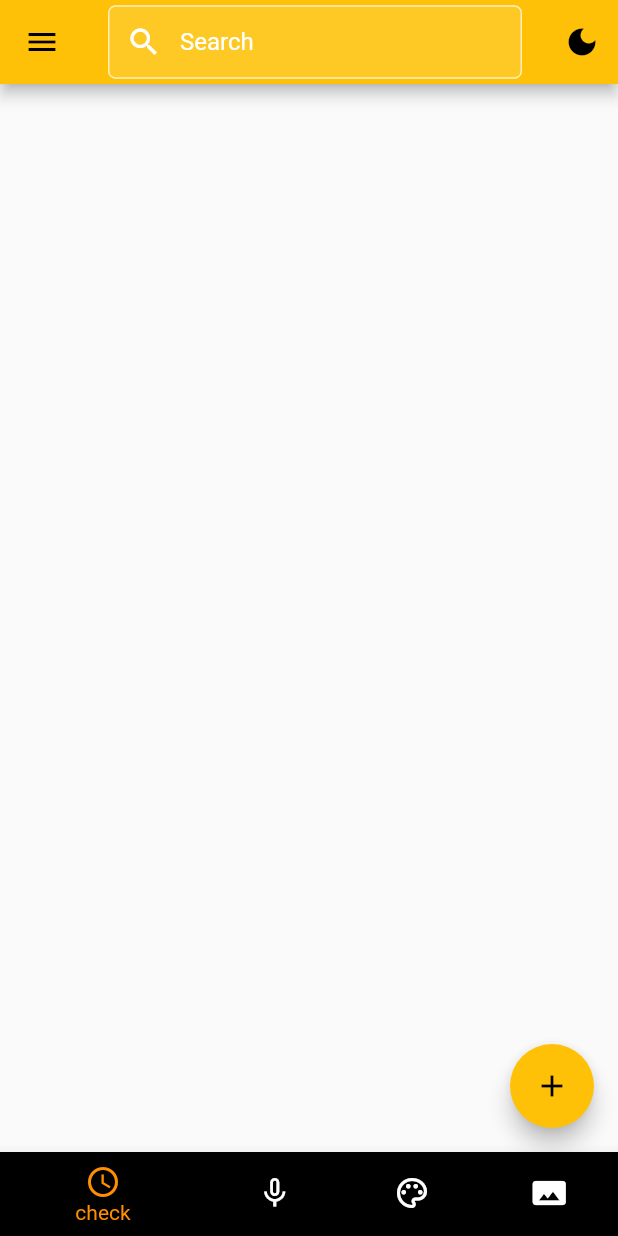
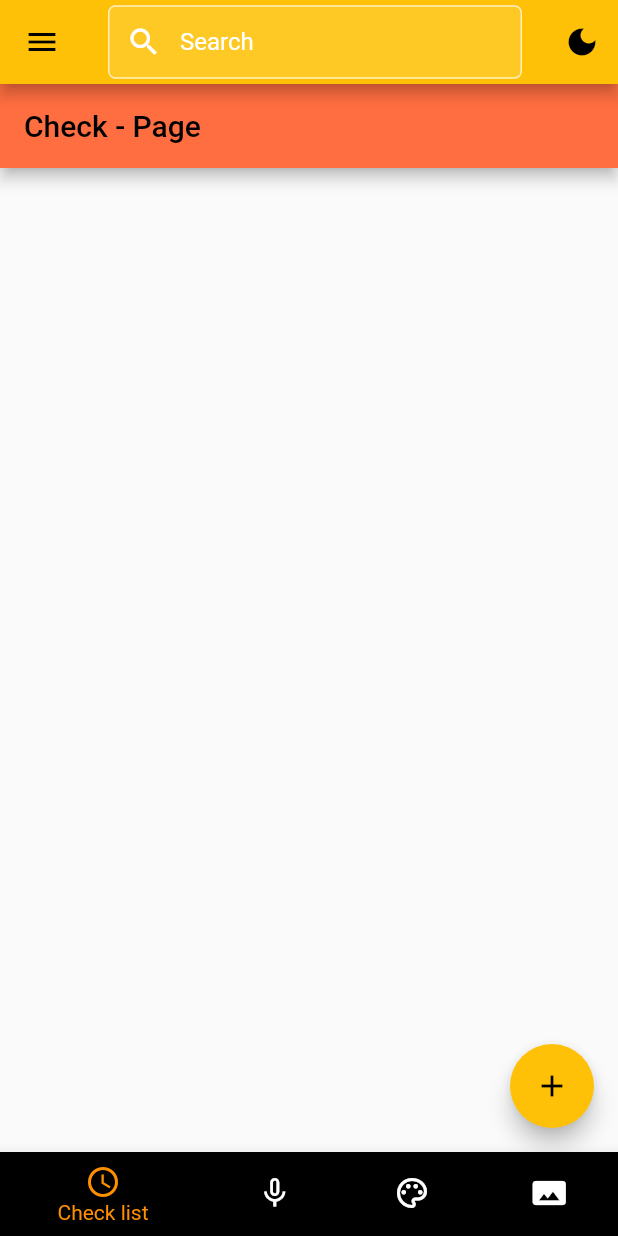
Before and after one commit to quynhtram01/Note-App, a Flutter app: the screen it shows after launch, on a phone screen of 412 x 824 dp. Run offline on Flutter 3.47's test engine with Material 2 defaults, Android fonts, the phone set to English and light mode, and no system bars; our stand-ins replace avatar_glow, speech_to_text; missing offline and left inert: highlight_text.

Commit message:
edit project

```diff
--- a/lib/contents/HomePage.dart
+++ b/lib/contents/HomePage.dart
@@ -2,6 +2,10 @@ import 'package:flutter/cupertino.dart';
 import 'package:flutter/material.dart';
 import 'package:note_app/widget/Navigation_Drawer.dart';
 import '../main.dart';
+import '../navigation/CheckPage.dart';
+import '../navigation/ImagesPage.dart';
+import '../navigation/MicPage.dart';
+import '../navigation/PaintPage.dart';
 import 'Note.dart';
 
 class HomePage extends StatefulWidget {
@@ -12,6 +16,18 @@ class HomePage extends StatefulWidget {
 }
 
 class _HomePageState extends State<HomePage> {
+  List pages = [
+    CheckPage(),
+    MicPage(),
+    PaintPage(),
+    ImagesPage()
+  ];
+  int _currentIndex=0;
+  void onTap(int index){
+    setState((){
+      _currentIndex = index;
+    });
+  }
   @override
   Widget build(BuildContext context) => Scaffold(
       drawer: const NavigationDrawerWidget(),
@@ -22,17 +38,18 @@ class _HomePageState extends State<HomePage> {
             icon: Icon(MyApp.themeNotifier.value == ThemeMode.light
                 ? Icons.dark_mode
                 : Icons.light_mode ),
-            onPressed: () {
-              MyApp.themeNotifier.value =
+            onPressed: () {MyApp.themeNotifier.value =
                   MyApp.themeNotifier.value == ThemeMode.light
                   ? ThemeMode.dark
                   : ThemeMode.light;
             })
         ],
       ),
-      //body: Center(
-      //  child: _widgetOptions.elementAt(_selectedIndex),
-      //),
+      body: Center(
+        child: pages[_currentIndex],
+      ),
+
+     // pages[_currentIndex],
       floatingActionButton: FloatingActionButton(
         tooltip: 'Increment',
         child: Icon(Icons.add),
@@ -41,31 +58,34 @@ class _HomePageState extends State<HomePage> {
         },
       ),
       bottomNavigationBar: BottomNavigationBar(
+        type: BottomNavigationBarType.shifting,
+        onTap: onTap,
+        currentIndex: _currentIndex,
         items: const <BottomNavigationBarItem>[
           BottomNavigationBarItem(
             icon: Icon(Icons.access_time),
-            label: 'check',
+            title: Text('Check list'),
             backgroundColor: Colors.black,
           ),
           BottomNavigationBarItem(
             icon: Icon(Icons.mic_none),
-            label: 'mic',
+            title: Text('Micro'),
             backgroundColor: Colors.greenAccent,
           ),
           BottomNavigationBarItem(
             icon: Icon(Icons.palette_outlined),
-            label: 'paint',
+            title: Text('Paint'),
             backgroundColor: Colors.blue,
           ),
           BottomNavigationBarItem(
             icon: Icon(Icons.panorama),
-            label: 'images',
+            title: Text('Images'),
             backgroundColor: Colors.purple,
           ),
         ],
         //currentIndex: _selectedIndex,
         selectedItemColor: Colors.amber[800],
-        // onTap: _onItemTapped,
+       // onTap: _onItemTapped,
       )
     );
 
--- /dev/null
+++ b/lib/navigation/CheckPage.dart
@@ -0,0 +1,19 @@
+import 'package:flutter/material.dart';
+class CheckPage extends StatefulWidget {
+  const CheckPage({Key? key}) : super(key: key);
+
+  @override
+  State<CheckPage> createState() => _CheckPageState();
+}
+
+class _CheckPageState extends State<CheckPage> {
+  @override
+  Widget build(BuildContext context) {
+    return Scaffold(
+      appBar: AppBar(
+        title: Text("Check - Page"),
+        backgroundColor: Colors.deepOrangeAccent,
+      ),
+    );
+  }
+}
--- a/pubspec.yaml
+++ b/pubspec.yaml
@@ -38,6 +38,10 @@ dependencies:
 dev_dependencies:
   flutter_test:
     sdk: flutter
+  cupertino_icons: ^1.0.4
+  speech_to_text: ^5.4.3
+  highlight_text: ^1.3.0
+  avatar_glow: ^2.0.2
 
   # The "flutter_lints" package below contains a set of recommended lints to
   # encourage good coding practices. The lint set provided by the package is
```
Also changed, not shown: lib/contents/GhiChu.dart (+82 -6 lines), lib/navigation/ImagesPage.dart (added, +19 -0 lines), lib/navigation/MicPage.dart (added, +123 -0 lines), lib/navigation/PaintPage.dart (added, +19 -0 lines), pubspec.lock.
